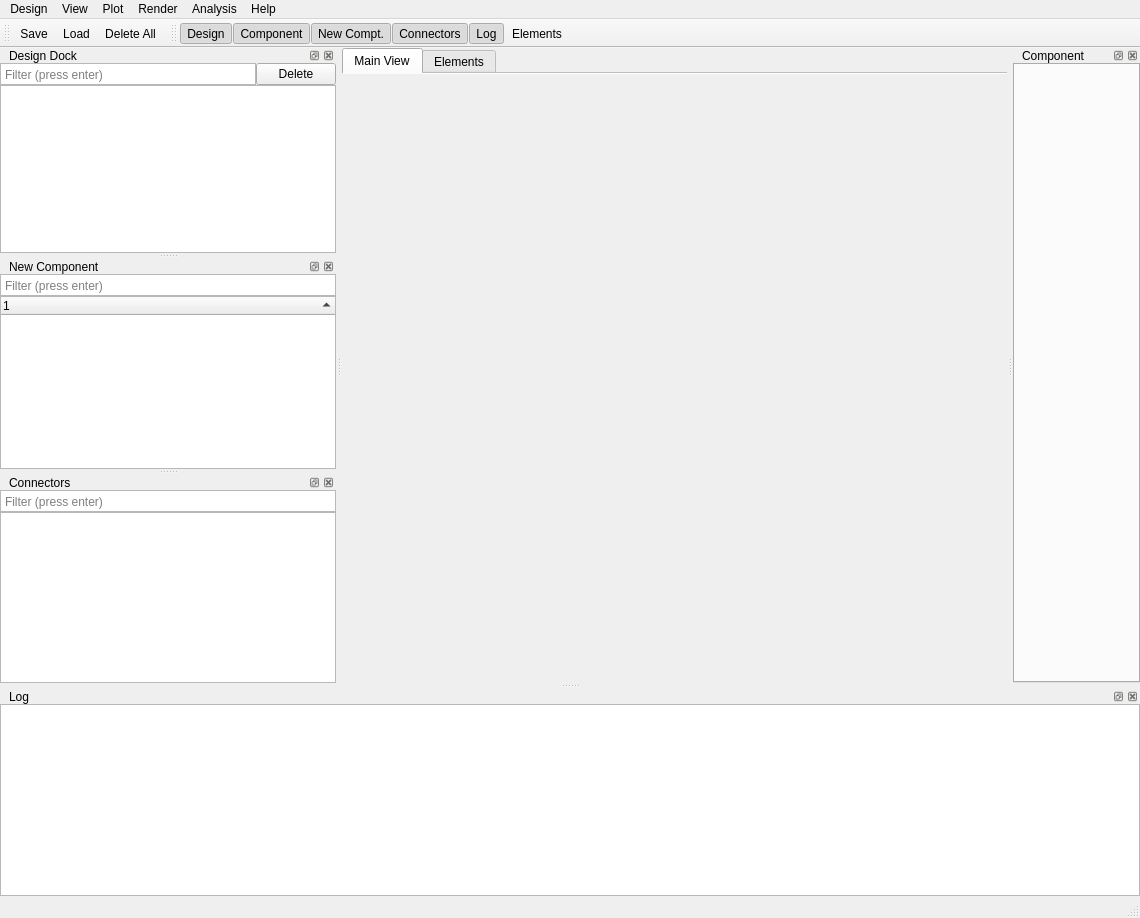
Qt form qiskit_metal/_gui/main_window_ui.ui (qiskit-community/qiskit-metal) before a commit.
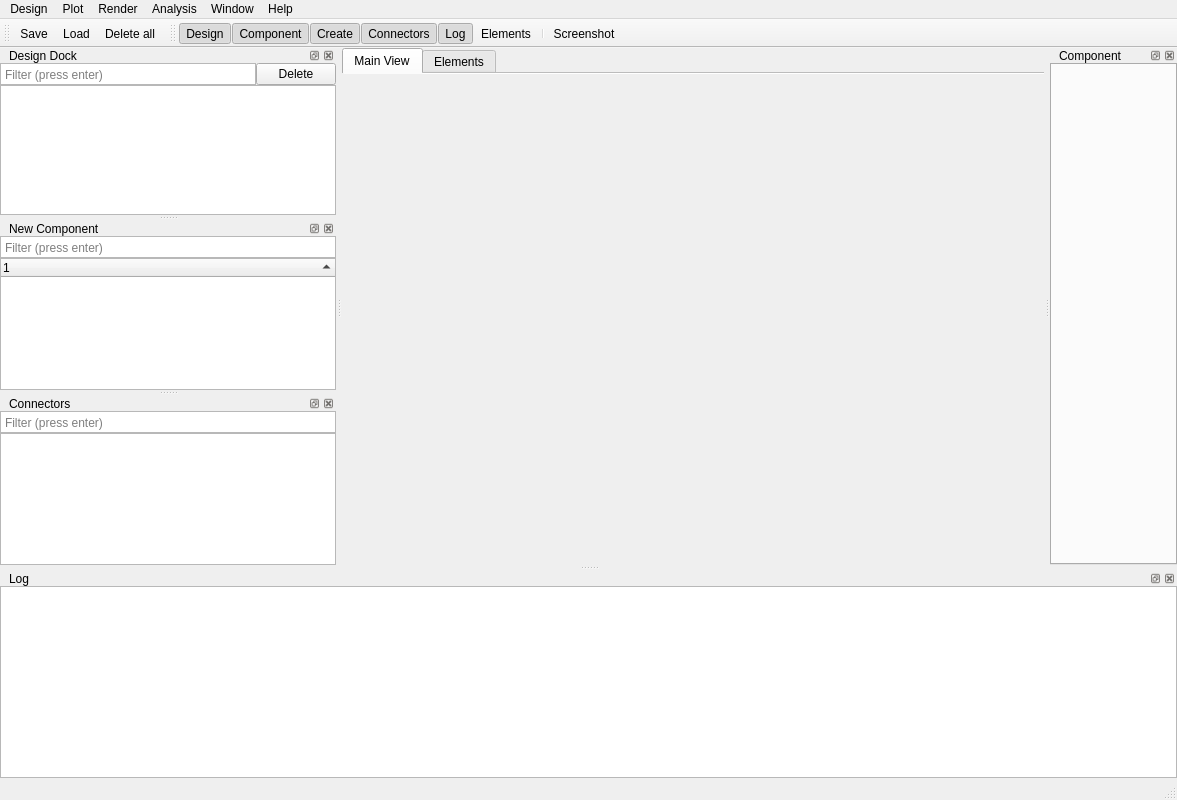
The same form after that commit. Icons and pictures are not drawn. Custom widgets are drawn as their Qt base class.

Commit message: Updates to GUI: added screenshot, added stylsheet actions and connected them, added tutorial to draw a few qubits

```diff
--- a/qiskit_metal/_gui/main_window_ui.ui
+++ b/qiskit_metal/_gui/main_window_ui.ui
@@ -6,8 +6,8 @@
    <rect>
     <x>0</x>
     <y>0</y>
-    <width>1140</width>
-    <height>918</height>
+    <width>1177</width>
+    <height>800</height>
    </rect>
   </property>
   <property name="windowTitle">
@@ -181,7 +181,7 @@
     <rect>
      <x>0</x>
      <y>0</y>
-     <width>1140</width>
+     <width>1177</width>
      <height>22</height>
     </rect>
    </property>
@@ -223,7 +223,7 @@
    </widget>
    <widget class="QMenu" name="menuView">
     <property name="title">
-     <string>View</string>
+     <string>Window</string>
     </property>
     <widget class="QMenu" name="menuStylesheet">
      <property name="title">
@@ -287,10 +287,10 @@
     <addaction name="actionZoom"/>
    </widget>
    <addaction name="menuDesign"/>
-   <addaction name="menuView"/>
    <addaction name="menuPlot"/>
    <addaction name="menuRender"/>
    <addaction name="menuAnalysis"/>
+   <addaction name="menuView"/>
    <addaction name="menuHelp"/>
   </widget>
   <widget class="QStatusBar" name="statusbar"/>
@@ -357,6 +357,8 @@
    <addaction name="actionConnectors"/>
    <addaction name="actionLog"/>
    <addaction name="actionElements"/>
+   <addaction name="separator"/>
+   <addaction name="actionScreenshot"/>
   </widget>
   <widget class="QDockWidget" name="dockDesign">
    <property name="minimumSize">
@@ -681,6 +683,18 @@
    </widget>
   </widget>
   <widget class="QDockWidget" name="dockLog">
+   <property name="sizePolicy">
+    <sizepolicy hsizetype="Preferred" vsizetype="Maximum">
+     <horstretch>0</horstretch>
+     <verstretch>0</verstretch>
+    </sizepolicy>
+   </property>
+   <property name="minimumSize">
+    <size>
+     <width>71</width>
+     <height>89</height>
+    </size>
+   </property>
    <property name="windowIcon">
     <iconset>
      <normalon>:/log</normalon>
@@ -695,6 +709,9 @@
    <property name="whatsThis">
     <string>Log window</string>
    </property>
+   <property name="features">
+    <set>QDockWidget::AllDockWidgetFeatures</set>
+   </property>
    <property name="windowTitle">
     <string>Log</string>
    </property>
@@ -702,10 +719,19 @@
     <number>8</number>
    </attribute>
    <widget class="QWidget" name="dockWidgetContents_4">
+    <property name="sizePolicy">
+     <sizepolicy hsizetype="Preferred" vsizetype="Maximum">
+      <horstretch>0</horstretch>
+      <verstretch>0</verstretch>
+     </sizepolicy>
+    </property>
     <layout class="QVBoxLayout" name="verticalLayout_4">
      <property name="spacing">
       <number>0</number>
      </property>
+     <property name="sizeConstraint">
+      <enum>QLayout::SetMaximumSize</enum>
+     </property>
      <property name="leftMargin">
       <number>0</number>
      </property>
@@ -921,7 +947,7 @@
      <normaloff>:/_imgs/support.png</normaloff>:/_imgs/support.png</iconset>
    </property>
    <property name="text">
-    <string>New Compt.</string>
+    <string>Create</string>
    </property>
    <property name="toolTip">
     <string>New Component</string>
@@ -933,7 +959,7 @@
      <normaloff>:/delete_all</normaloff>:/delete_all</iconset>
    </property>
    <property name="text">
-    <string>Delete All</string>
+    <string>Delete all</string>
    </property>
    <property name="toolTip">
     <string>Delete All Component Objects and Elements</string>
@@ -1000,7 +1026,19 @@
   </action>
   <action name="actionDark_Orange">
    <property name="text">
-    <string>Dark Orange</string>
+    <string>Dark</string>
+   </property>
+  </action>
+  <action name="actionScreenshot">
+   <property name="icon">
+    <iconset resource="main_window_rc.qrc">
+     <normaloff>:/screenshot</normaloff>:/screenshot</iconset>
+   </property>
+   <property name="text">
+    <string>Screenshot</string>
+   </property>
+   <property name="toolTip">
+    <string>Take a screenshot of the window</string>
    </property>
   </action>
  </widget>
```
Left out of the diff: 138 changed lines with no effect on the pictures. The commit also changes 16 other files.
